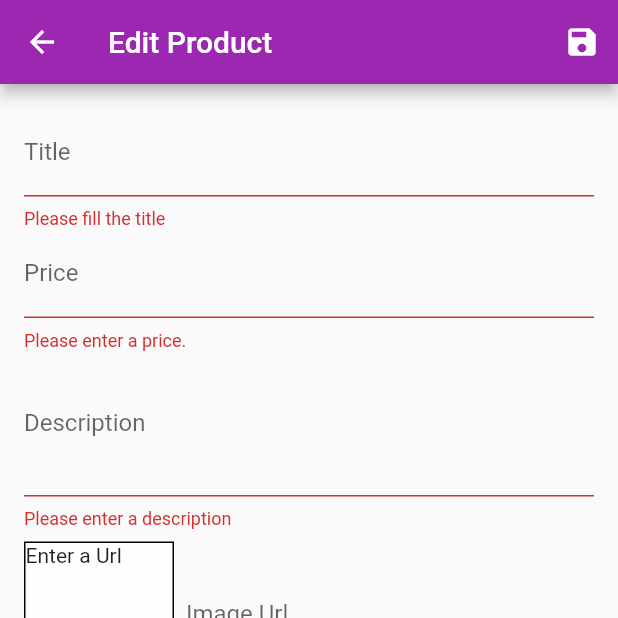
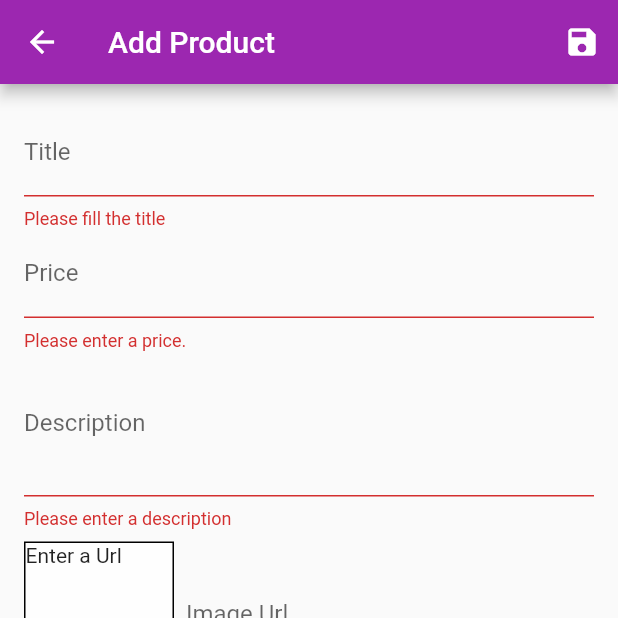
Before and after one commit to Encang-Cutbray/shop-app, a Flutter app: the AddProductScreen screen opened by its route, after a tap on the "save" icon, on a phone screen of 412 x 824 dp, the top half of it. Run offline on Flutter 3.47's test engine with Material 2 defaults, Android fonts, the phone set to English and light mode, and no system bars; network calls fail.

Commit message:
finish edit product

```diff
--- a/lib/dummy/dummy_product.dart
+++ b/lib/dummy/dummy_product.dart
@@ -5,7 +5,7 @@ final List<Product> product = [
     id: 'p1',
     title: 'Red Shirt',
     description: 'A red shirt - it is pretty red!',
-    price: 29.99,
+    price: 35000,
     imageUrl:
         'https://cdn.pixabay.com/photo/2016/10/02/22/17/red-t-shirt-1710578_1280.jpg',
   ),
@@ -13,7 +13,7 @@ final List<Product> product = [
     id: 'p2',
     title: 'Trousers',
     description: 'A nice pair of trousers.',
-    price: 59.99,
+    price: 70000,
     imageUrl:
         'https://upload.wikimedia.org/wikipedia/commons/thumb/e/e8/Trousers%2C_dress_%28AM_1960.022-8%29.jpg/512px-Trousers%2C_dress_%28AM_1960.022-8%29.jpg',
   ),
@@ -21,7 +21,7 @@ final List<Product> product = [
     id: 'p3',
     title: 'Yellow Scarf',
     description: 'Warm and cozy - exactly what you need for the winter.',
-    price: 19.99,
+    price: 40000,
     imageUrl:
         'https://live.staticflickr.com/4043/4438260868_cc79b3369d_z.jpg',
   ),
@@ -29,7 +29,7 @@ final List<Product> product = [
     id: 'p4',
     title: 'A Pan',
     description: 'Prepare any meal you want.',
-    price: 49.99,
+    price: 20000,
     imageUrl:
         'https://upload.wikimedia.org/wikipedia/commons/thumb/1/14/Cast-Iron-Pan.jpg/1024px-Cast-Iron-Pan.jpg',
   ),
--- a/lib/providers/products_provider.dart
+++ b/lib/providers/products_provider.dart
@@ -20,9 +20,15 @@ class ProductsProvider with ChangeNotifier {
     notifyListeners();
   }
 
-  Product findById(String id) => _items.firstWhere(
-        (prod) => prod.id == id,
-      );
+  void updateProduct(String id, Product newProduct) {
+    print('[on product provider updateProduct]$id');
+    print('[on product provider updateProduct] ${newProduct.title}');
+    final productIndex = _items.indexWhere((prod) => prod.id == id);
+    _items[productIndex] = newProduct;
+    notifyListeners();
+  }
+
+  Product findById(String id) => _items.firstWhere((prod) => prod.id == id);
 
   List<Product> get favoriteItems =>
       _items.where((product) => product.isFavorite).toList();
--- a/lib/screens/add_product_screen.dart
+++ b/lib/screens/add_product_screen.dart
@@ -11,10 +11,13 @@ class AddProductScreen extends StatefulWidget {
 }
 
 class _AddProductScreenState extends State<AddProductScreen> {
+  String _titleAppBar = 'Add Product';
+
   final _priceFocusNode = FocusNode();
   final _descriptionFocusNode = FocusNode();
   final _imageUrlController = TextEditingController();
   final _form = GlobalKey<FormState>();
+
   var _editProduct = Product(
     id: null,
     price: 0,
@@ -22,6 +25,40 @@ class _AddProductScreenState extends State<AddProductScreen> {
     description: '',
     imageUrl: '',
   );
+
+  var _initValues = {
+    'title': '',
+    'price': '',
+    'description': '',
+    'imageUrl': '',
+  };
+
+  var _isInit = true;
+
+  @override
+  void didChangeDependencies() {
+    if (_isInit) {
+      final productId = ModalRoute.of(context).settings.arguments as String;
+
+      if (productId != null) {
+        _titleAppBar = 'Edit Product';
+        _editProduct = Provider.of<ProductsProvider>(context, listen: false)
+            .findById(productId);
+        _initValues = {
+          'title': _editProduct.title,
+          'price': _editProduct.price.toStringAsFixed(0),
+          'description': _editProduct.description,
+          'imageUrl': '',
+        };
+        _imageUrlController.text = _editProduct.imageUrl;
+        print('[addProductScreen] $productId');
+        print('[addProductScreen] $_editProduct');
+      }
+    }
+    _isInit = false;
+    super.didChangeDependencies();
+  }
+
   @override
   void dispose() {
     _priceFocusNode.dispose();
@@ -33,13 +70,21 @@ class _AddProductScreenState extends State<AddProductScreen> {
   void _saveForm() {
     if (_form.currentState.validate()) {
       _form.currentState.save();
-      Provider.of<ProductsProvider>(context, listen: false).addProduct(_editProduct);
+      if (_editProduct.id != null) {
+        Provider.of<ProductsProvider>(context, listen: false)
+            .updateProduct(_editProduct.id, _editProduct);
+      } else {
+        Provider.of<ProductsProvider>(context, listen: false)
+            .addProduct(_editProduct);
+      }
+
       Navigator.of(context).pop();
     }
   }
 
   Widget fieldInputTitle() {
     return TextFormField(
+      initialValue: _initValues['title'],
       decoration: InputDecoration(labelText: 'Title'),
       textInputAction: TextInputAction.next,
       onFieldSubmitted: (_) =>
@@ -51,7 +96,8 @@ class _AddProductScreenState extends State<AddProductScreen> {
         return null;
       },
       onSaved: (value) => _editProduct = Product(
-        id: null,
+        id: _editProduct.id,
+        isFavorite: _editProduct.isFavorite,
         title: value,
         price: _editProduct.price,
         description: _editProduct.description,
@@ -62,6 +108,7 @@ class _AddProductScreenState extends State<AddProductScreen> {
 
   Widget fieldInputPrice() {
     return TextFormField(
+      initialValue: _initValues['price'],
       decoration: InputDecoration(labelText: 'Price'),
       textInputAction: TextInputAction.next,
       keyboardType: TextInputType.number,
@@ -81,7 +128,8 @@ class _AddProductScreenState extends State<AddProductScreen> {
         return null;
       },
       onSaved: (value) => _editProduct = Product(
-        id: null,
+        id: _editProduct.id,
+        isFavorite: _editProduct.isFavorite,
         title: _editProduct.title,
         price: double.parse(value),
         description: _editProduct.description,
@@ -92,6 +140,7 @@ class _AddProductScreenState extends State<AddProductScreen> {
 
   Widget fieldInputDescription() {
     return TextFormField(
+      initialValue: _initValues['description'],
       decoration: InputDecoration(labelText: 'Description'),
       maxLines: 3,
       keyboardType: TextInputType.multiline,
@@ -109,7 +158,8 @@ class _AddProductScreenState extends State<AddProductScreen> {
       onFieldSubmitted: (_) =>
           FocusScope.of(context).requestFocus(_descriptionFocusNode),
       onSaved: (value) => _editProduct = Product(
-        id: null,
+        id: _editProduct.id,
+        isFavorite: _editProduct.isFavorite,
         title: _editProduct.title,
         price: _editProduct.price,
         description: value,
@@ -154,7 +204,8 @@ class _AddProductScreenState extends State<AddProductScreen> {
             },
             onFieldSubmitted: (_) => _saveForm(),
             onSaved: (value) => _editProduct = Product(
-              id: null,
+              id: _editProduct.id,
+              isFavorite: _editProduct.isFavorite,
               title: _editProduct.title,
               price: _editProduct.price,
               description: _editProduct.description,
@@ -170,7 +221,7 @@ class _AddProductScreenState extends State<AddProductScreen> {
   Widget build(BuildContext context) {
     return Scaffold(
       appBar: AppBar(
-        title: Text('Edit Product'),
+        title: Text(_titleAppBar),
         actions: <Widget>[
           IconButton(
             icon: Icon(Icons.save),
--- a/lib/screens/product_detail_screen.dart
+++ b/lib/screens/product_detail_screen.dart
@@ -29,7 +29,7 @@ class ProductDetailScreen extends StatelessWidget {
               height: 10,
             ),
             Text(
-              'Rp. ${productsData.price}',
+              'Rp. ${productsData.price.toStringAsFixed(2)}',
               style: TextStyle(
                 fontSize: 20,
                 color: Colors.grey,
--- a/lib/widgets/order_item.dart
+++ b/lib/widgets/order_item.dart
@@ -22,7 +22,7 @@ class _OrderItemState extends State<OrderItem> {
       child: Column(
         children: <Widget>[
           ListTile(
-            title: Text('Rp. ${widget.order.amount}'),
+            title: Text('Rp. ${widget.order.amount.toStringAsFixed(2)}'),
             subtitle: Text(
               DateFormat('dd/MM/yyyy hh::mm').format(widget.order.dateTime),
             ),
--- a/lib/widgets/user_product_item.dart
+++ b/lib/widgets/user_product_item.dart
@@ -1,10 +1,13 @@
 import 'package:flutter/material.dart';
 
+import '../screens/add_product_screen.dart';
+
 class UserProductItem extends StatelessWidget {
+  final String id;
   final String title;
   final String imageUrl;
 
-  UserProductItem({this.title, this.imageUrl});
+  UserProductItem({this.id, this.title, this.imageUrl});
 
   @override
   Widget build(BuildContext context) {
@@ -20,6 +23,7 @@ class UserProductItem extends StatelessWidget {
             IconButton(
               icon: Icon(Icons.edit),
               onPressed: () {
+                Navigator.of(context).pushNamed(AddProductScreen.routeName , arguments: id);
               },
               color: Theme.of(context).primaryColor,
             ),
```
Also changed, not shown: lib/screens/example_form.dart (+24 -0 lines), lib/screens/user_product_screen.dart (+9 -4 lines).
